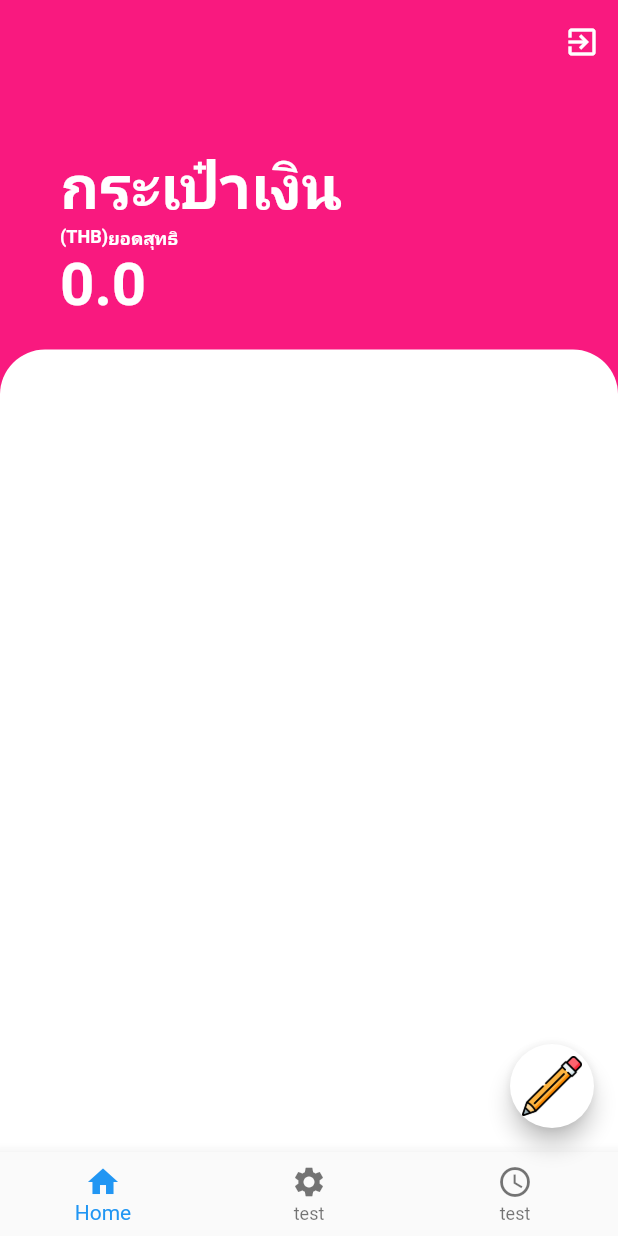
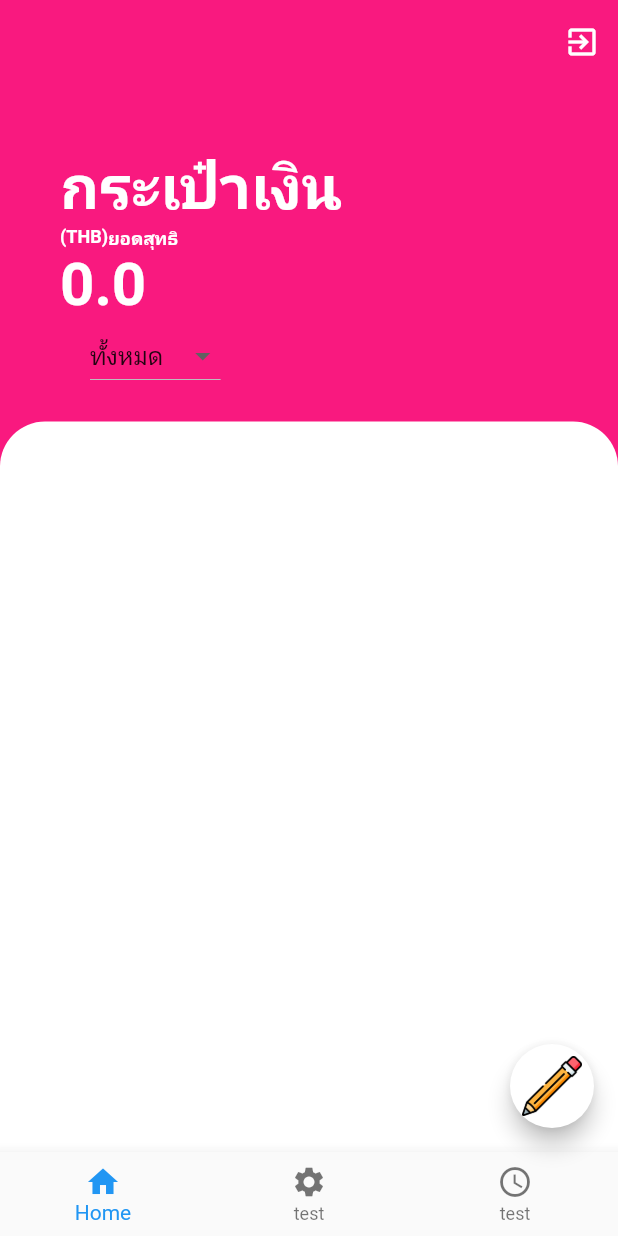
Before and after one commit to autyauth/money_lec, a Flutter app: the screen it shows once a user with an empty profile is signed in, after a tap on the "exit to app" icon, on a phone screen of 412 x 824 dp. Run offline on Flutter 3.47's test engine with Material 2 defaults, Android fonts, the phone set to English and light mode, and no system bars; our stand-ins replace cloud_firestore, firebase_auth, firebase_core, google_sign_in, sqflite; accounts and stored records are empty.

Commit message:
จัดหน้ารายการธุรกรรม

```diff
--- a/lib/screens/login_screen.dart
+++ b/lib/screens/login_screen.dart
@@ -4,6 +4,8 @@ import 'package:money_lec/screens/start_screen.dart';
 import 'package:money_lec/services/sign_in_service.dart';
 
 class LoginScreen extends StatelessWidget {
+  const LoginScreen({super.key});
+
   @override
   Widget build(BuildContext context) {
     return Scaffold(
@@ -17,13 +19,13 @@ class LoginScreen extends StatelessWidget {
             if (user != null) {
               // User is authenticated, navigate to StartScreen
 
-              return StartScreen();
+              return const StartScreen();
             }
 
-            return LoginForm(); // Show the login form
+            return const LoginForm(); // Show the login form
           } else {
             // Handle other connection states (loading, etc.) if needed
-            return Center(child: CircularProgressIndicator());
+            return const Center(child: CircularProgressIndicator());
           }
         },
       ),
@@ -32,6 +34,8 @@ class LoginScreen extends StatelessWidget {
 }
 
 class LoginForm extends StatefulWidget {
+  const LoginForm({super.key});
+
   @override
   _LoginFormState createState() => _LoginFormState();
 }
@@ -74,7 +78,7 @@ class _LoginFormState extends State<LoginForm> {
                 width: 300,
                 height: 200,
                 decoration: BoxDecoration(
-                  color: Color.fromARGB(44, 158, 158, 158),
+                  color: const Color.fromARGB(44, 158, 158, 158),
                   borderRadius: BorderRadius.circular(15),
                 ),
                 child: Form(
--- a/lib/screens/start_screen.dart
+++ b/lib/screens/start_screen.dart
@@ -8,7 +8,7 @@ import 'package:money_lec/screens/new_transaction_screen.dart';
 import 'package:money_lec/services/transaction_firestore_service.dart';
 
 class StartScreen extends StatefulWidget {
-  const StartScreen({super.key});
+  const StartScreen({Key? key});
 
   @override
   State<StartScreen> createState() => _StartScreenState();
@@ -19,6 +19,7 @@ class _StartScreenState extends State<StartScreen> {
   final GlobalKey<ScaffoldState> _scaffoldKey = GlobalKey<ScaffoldState>();
   User user = FirebaseAuth.instance.currentUser!;
   double _totalMoney = 0;
+  DateTime? _selectedDate; // เพิ่มตัวแปรสำหรับเก็บวันที่ที่ถูกเลือก
 
   @override
   void initState() {
@@ -49,11 +50,11 @@ class _StartScreenState extends State<StartScreen> {
 
   double _getTotalMoney(List<Transactions> transactions) {
     double totalMoney = 0;
-    for (int i = 0; i < _transactions.length; i++) {
-      if (_transactions[i].isExpense) {
-        totalMoney -= _transactions[i].amount;
+    for (int i = 0; i < transactions.length; i++) {
+      if (transactions[i].isExpense) {
+        totalMoney -= transactions[i].amount;
       } else {
-        totalMoney += _transactions[i].amount;
+        totalMoney += transactions[i].amount;
       }
     }
     return totalMoney;
@@ -71,11 +72,10 @@ class _StartScreenState extends State<StartScreen> {
         backgroundColor: Theme.of(context).primaryColor,
         actions: [
           IconButton(
-            icon: Icon(Icons.exit_to_app), // Sign-out icon
+            icon: Icon(Icons.exit_to_app),
             onPressed: () async {
-              await FirebaseAuth.instance.signOut(); // Sign out the user
+              await FirebaseAuth.instance.signOut();
               Navigator.pushReplacement(
-                // Navigate to the login screen
                 context,
                 MaterialPageRoute(
                   builder: (context) => LoginScreen(),
@@ -128,6 +128,35 @@ class _StartScreenState extends State<StartScreen> {
                     fontWeight: FontWeight.w700,
                   ),
                 ),
+                Container(
+                  padding: EdgeInsets.symmetric(horizontal: 20.0),
+                  child: DropdownButton<DateTime>(
+                    value: _selectedDate,
+                    items: [
+                      DropdownMenuItem<DateTime>(
+                        value: null,
+                        child: Text('ทั้งหมด'),
+                      ),
+                      ..._transactions
+                          .map((transaction) => transaction.date)
+                          .toSet()
+                          .toList()
+                          .map(
+                            (date) => DropdownMenuItem<DateTime>(
+                              value: date,
+                              child: Text(DateFormat.yMd().format(date)),
+                            ),
+                          )
+                          .toList(),
+                    ],
+                    onChanged: (selectedDate) {
+                      setState(() {
+                        _selectedDate = selectedDate;
+                      });
+                    },
+                    hint: Text('เลือกวันที่'),
+                  ),
+                ),
               ],
             ),
           ),
@@ -145,24 +174,30 @@ class _StartScreenState extends State<StartScreen> {
               child: ListView.builder(
                   itemCount: _transactions.length,
                   itemBuilder: (context, index) {
-                    if (_transactions.isNotEmpty) {
+                    final transaction = _transactions[index];
+                    if (_selectedDate == null ||
+                        transaction.date == _selectedDate) {
                       return Column(
                         children: [
                           const SizedBox(
                             height: 4.0,
                           ),
-                          elementTransaction(
-                              _transactions[index].title,
-                              _transactions[index].amount,
-                              _transactions[index].date,
-                              _transactions[index].isExpense),
+                          Align(
+                            alignment: Alignment.centerRight,
+                            child: elementTransaction(
+                              transaction.title,
+                              transaction.amount,
+                              transaction.date,
+                              transaction.isExpense,
+                            ),
+                          ),
                           const SizedBox(
                             height: 3.0,
                           ),
                         ],
                       );
                     }
-                    return null;
+                    return const SizedBox.shrink();
                   }),
             ),
           ),
@@ -219,20 +254,30 @@ class _StartScreenState extends State<StartScreen> {
     } else {
       isExpense0 = 'รายรับ';
     }
-    return Row(
-      mainAxisAlignment: MainAxisAlignment.spaceBetween,
+    return Container(
+      decoration: BoxDecoration(
+        color: const Color.fromARGB(44, 255, 105, 180),
+        borderRadius: BorderRadius.circular(100),
+      ),
+      height: 60,
+      width: 270,
+      child: Row(
+        mainAxisAlignment: MainAxisAlignment.start,
+        mainAxisSize: MainAxisSize.min,
         children: [
           Container(
             width: 40,
             height: 40,
             decoration: BoxDecoration(
               color: const Color.fromARGB(44, 255, 105, 180),
-            borderRadius: BorderRadius.circular(10),
+              borderRadius: BorderRadius.circular(20),
             ),
             child: const Icon(Icons.money, size: 30),
           ),
           Expanded(
+            flex: 2,
             child: Column(
+              crossAxisAlignment: CrossAxisAlignment.center,
               children: [
                 Text(DateFormat.yMd().format(date)),
                 Text(isExpense0),
@@ -240,8 +285,17 @@ class _StartScreenState extends State<StartScreen> {
               ],
             ),
           ),
-        Text(amount.toString()),
+          Align(
+            alignment: Alignment.centerRight,
+            child: Text(
+              amount.toString(),
+            ),
+          ),
+          const SizedBox(
+            width: 15,
+          ),
         ],
+      ),
     );
   }
 }
```
Lines whose indentation alone changed are shown as unchanged.
